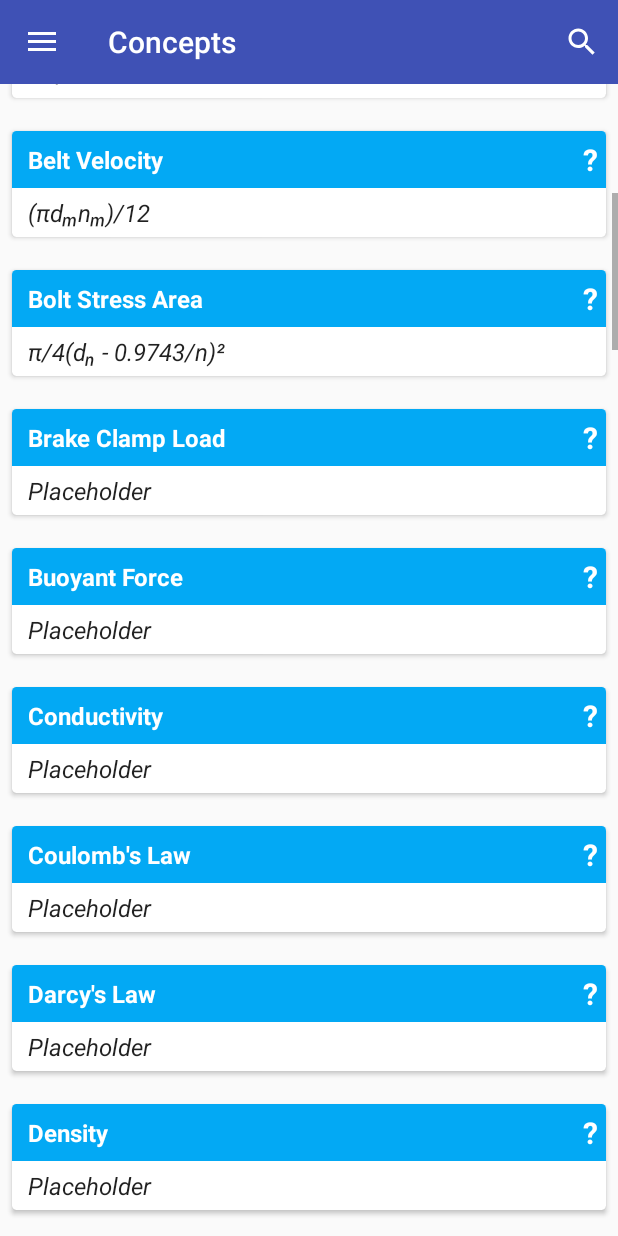
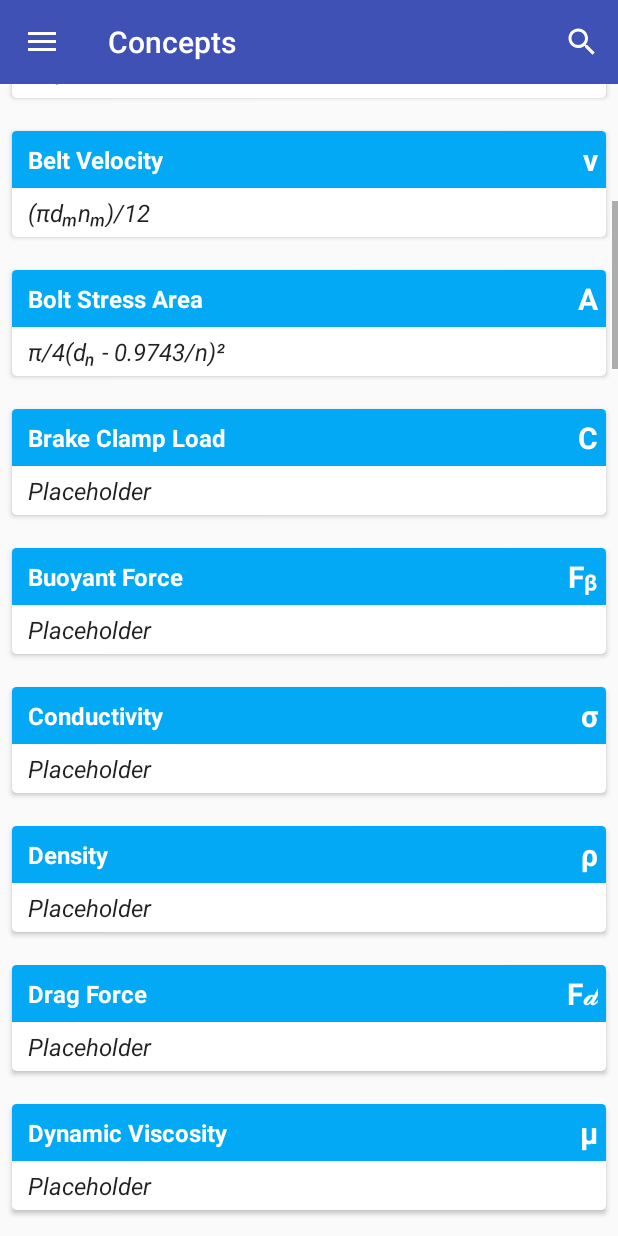
Before and after one commit to Kackerlacka/Mechie, an Android app: the fragment MainEquations placed in its activity, scrolled down 537 dp, on a phone screen of 412 x 824 dp. Run offline under Robolectric (Android 15) with nearby library versions, the phone set to English and light mode, and no system bars; our stand-ins replace Picasso; pictures from the network do not load.

Commit message:
Updated Constants and Equations

```diff
--- a/app/src/main/AndroidManifest.xml
+++ b/app/src/main/AndroidManifest.xml
@@ -75,7 +75,7 @@
             android:launchMode="singleTop"
             android:parentActivityName=".MainActivity" />
         <activity
-            android:name=".SpringDesigner"
+            android:name=".ToolsHelicalSpringDesigner"
             android:launchMode="singleTop"
             android:parentActivityName=".MainActivity" />
     </application>
--- a/app/src/main/java/com/kackerlacka/mechie/MainActivity.java
+++ b/app/src/main/java/com/kackerlacka/mechie/MainActivity.java
@@ -85,7 +85,7 @@ public class MainActivity extends AppCompatActivity {
 
     //Physics Concepts
     public void springDesigner(View view) {
-        Intent intent = new Intent(this, SpringDesigner.class);
+        Intent intent = new Intent(this, ToolsHelicalSpringDesigner.class);
         startActivity(intent);
     }
 
--- a/app/src/main/java/com/kackerlacka/mechie/MainConcepts.java
+++ b/app/src/main/java/com/kackerlacka/mechie/MainConcepts.java
@@ -28,7 +28,7 @@ public class MainConcepts extends Fragment {
         Picasso.get().load(R.drawable.chemistry).resize(600, 600).into(chemistry);
         Picasso.get().load(R.drawable.physics).resize(600, 600).into(physics);
         Picasso.get().load(R.drawable.thermal).resize(600, 600).into(thermalEngineering);
-        Picasso.get().load(R.drawable.mathematics).resize(600, 600).into(mathematics);
+        Picasso.get().load(R.drawable.equations).resize(600, 600).into(mathematics);
         return view;
 
     }
--- a/app/src/main/java/com/kackerlacka/mechie/MainConstants.java
+++ b/app/src/main/java/com/kackerlacka/mechie/MainConstants.java
@@ -46,8 +46,8 @@ public class MainConstants extends ListFragment {
         equationsList.add(new CustomListViewClass( "Faraday Constant", "F", "9.648 x 10¹¹ C/mol", 23));
         equationsList.add(new CustomListViewClass( "Gas Constant", "R", "8.3145 J/molK", 15));
         equationsList.add(new CustomListViewClass( "Golden Ratio" , "φ", "1.61803398", 4));
-        equationsList.add(new CustomListViewClass( "Gravitational Constant [G]" , "G", "6.67 x 10⁻¹¹ Nm²/kg²", 4));
-        equationsList.add(new CustomListViewClass( "Hubble Constant", "?", "69.3 km/s/Mpc (2.25 x 10⁻¹⁸ s⁻¹)", 21));
+        equationsList.add(new CustomListViewClass( "Gravitational Constant" , "G", "6.67 x 10⁻¹¹ Nm²/kg²", 4));
+        equationsList.add(new CustomListViewClass( "Hubble Constant", "H", "69.3 km/s/Mpc (2.25 x 10⁻¹⁸ s⁻¹)", 21));
         equationsList.add(new CustomListViewClass( "Khinchin's Constant", "K", "2.6854", 24));
         equationsList.add(new CustomListViewClass( "Luminous Efficacy", "Kᶜᵈ", "683 lm/W", 20));
         equationsList.add(new CustomListViewClass( "Magnetic Constant", "μ₀", "4π x 10⁻⁷ Tm/A", 11));
@@ -59,7 +59,7 @@ public class MainConstants extends ListFragment {
         equationsList.add(new CustomListViewClass( "Planck Constant", "h", "6.626 x 10⁻³⁴ Js (4.136 x 10⁻¹⁵ eVs)", 8));
         equationsList.add(new CustomListViewClass( "Proton Mass", "mₚ", "1.672 x 10⁻²⁷ kg", 19));
         equationsList.add(new CustomListViewClass( "Rydberg Constant", "R∞", "1.0974 m⁻¹", 24));
-        equationsList.add(new CustomListViewClass( "Speed of Light in a Vacuum [c]" , "c", "299,792,458 (m/s)", 7));
+        equationsList.add(new CustomListViewClass( "Speed of Light in a Vacuum" , "c", "299,792,458 (m/s)", 7));
         equationsList.add(new CustomListViewClass( "Stefan-Boltzmann Constant", "σ", "5.670 x 10⁻⁸ W/m²K⁴", 14));
         equationsList.add(new CustomListViewClass( "Vacuum Permeability", "μ₀", "4π x 10⁻⁷ Tm/A", 13));
         equationsList.add(new CustomListViewClass( "Vacuum Permittivity", "ε₀","8.854 x 10⁻¹² C²/Nm²", 10));
--- a/app/src/main/java/com/kackerlacka/mechie/MainEquations.java
+++ b/app/src/main/java/com/kackerlacka/mechie/MainEquations.java
@@ -36,67 +36,63 @@ public class MainEquations extends ListFragment {
         ArrayList<CustomListViewClass> equationsList = new ArrayList<>();
 
         //Populate listview with items
-        equationsList.add(new CustomListViewClass( "Acceleration" , "?", "Δv/Δt", 1));
-        equationsList.add(new CustomListViewClass( "Angular Acceleration" , "?", "aₜ/r", 61));
-        equationsList.add(new CustomListViewClass( "Angular Displacement", "?", "S/r", 58));
-        equationsList.add(new CustomListViewClass( "Angular Velocity" , "?", "v/r", 3));
-        equationsList.add(new CustomListViewClass( "Average Angular Acceleration" , "?", "Δω/Δt", 59));
-        equationsList.add(new CustomListViewClass( "Average Angular Velocity" , "?", "Δθ/Δt", 60));
-        equationsList.add(new CustomListViewClass( "Belt Velocity" , "?", "(πdₘnₘ)/12", 4));
-        equationsList.add(new CustomListViewClass( "Bolt Stress Area" , "?", "π/4(dₙ - 0.9743/n)²", 5));
-        equationsList.add(new CustomListViewClass( "Brake Clamp Load" , "?", "Placeholder", 6));
-        equationsList.add(new CustomListViewClass( "Buoyant Force" , "?", "Placeholder", 7));
-        equationsList.add(new CustomListViewClass( "Conductivity" , "?", "Placeholder", 8));
-        equationsList.add(new CustomListViewClass( "Coulomb's Law" , "?", "Placeholder", 9));
-        equationsList.add(new CustomListViewClass( "Darcy's Law" , "?", "Placeholder", 9));
-        equationsList.add(new CustomListViewClass( "Density" , "?", "Placeholder", 10));
-        equationsList.add(new CustomListViewClass( "Drag Force" , "?", "Placeholder", 11));
-        equationsList.add(new CustomListViewClass( "Dynamic Viscosity" , "?", "Placeholder", 12));
-        equationsList.add(new CustomListViewClass( "Elastic Potential Energy" , "?", "Placeholder", 13));
-        equationsList.add(new CustomListViewClass( "Electric Field" , "?", "Placeholder", 14));
-        equationsList.add(new CustomListViewClass( "Engineering Strain" , "?", "ΔL/L₀", 15));
-        equationsList.add(new CustomListViewClass( "Engineering Stress" , "?", "F/A₀", 16));
-        equationsList.add(new CustomListViewClass( "Escape Velocity" , "?", "Placeholder", 17));
-        equationsList.add(new CustomListViewClass( "Flow Head Loss" , "?", "Placeholder", 18));
-        equationsList.add(new CustomListViewClass( "Fluid Pressure" , "?", "Placeholder", 19));
-        equationsList.add(new CustomListViewClass( "Fluid Surface Tension" , "?", "Placeholder", 20));
-        equationsList.add(new CustomListViewClass( "Force" , "?", "m⋅a", 21));
-        equationsList.add(new CustomListViewClass( "Fracture Toughness" , "?", "Yσ⋅Sqrt(πa)", 22));
-        equationsList.add(new CustomListViewClass( "Gauss Law" , "?", "Placeholder", 23));
-        equationsList.add(new CustomListViewClass( "Gibb's Free Energy" , "?", "Placeholder", 24));
-        equationsList.add(new CustomListViewClass( "Gravitational Force" , "?", "Placeholder", 25));
-        equationsList.add(new CustomListViewClass( "Gravitational Potential Energy" , "?", "Placeholder", 26));
-        equationsList.add(new CustomListViewClass( "Horsepower using Belt Velocity/Force" , "?", "(Fb⋅Vb)/33000", 27));
-        equationsList.add(new CustomListViewClass( "Ideal Gas Law" , "?", "Placeholder", 28));
-        equationsList.add(new CustomListViewClass( "Induced Voltage" , "?", "Placeholder", 29));
-        equationsList.add(new CustomListViewClass( "Kinematic Viscosity" , "?", "Placeholder", 30));
-        equationsList.add(new CustomListViewClass( "Kinetic Energy" , "?", "Placeholder", 31));
-        equationsList.add(new CustomListViewClass( "Mach Number" , "?", "Placeholder", 32));
-        equationsList.add(new CustomListViewClass( "Magnetic Force Charge" , "?", "Placeholder", 33));
-        equationsList.add(new CustomListViewClass( "Moment" , "?", "F⋅d", 34));
-        equationsList.add(new CustomListViewClass( "Momentum" , "?", "Placeholder", 35));
-        equationsList.add(new CustomListViewClass( "Nernst Equation" , "?", "Placeholder", 36));
-        equationsList.add(new CustomListViewClass( "Ohms Law" , "?", "Placeholder", 37));
-        equationsList.add(new CustomListViewClass( "Open Channel Water Flow" , "?", "Placeholder", 38));
-        equationsList.add(new CustomListViewClass( "Orbital Velocity" , "?", "Placeholder", 39));
-        equationsList.add(new CustomListViewClass( "Orifice Discharge" , "?", "Placeholder", 40));
-        equationsList.add(new CustomListViewClass( "Pump Power" , "?", "Placeholder", 41));
-        equationsList.add(new CustomListViewClass( "Refraction" , "?", "Placeholder", 42));
-        equationsList.add(new CustomListViewClass( "Resistivity" , "?", "Placeholder", 43));
-        equationsList.add(new CustomListViewClass( "Resonant Frequency" , "?", "Placeholder", 44));
-        equationsList.add(new CustomListViewClass( "Reynolds Number" , "?", "Placeholder", 45));
-        equationsList.add(new CustomListViewClass( "Rotational Kinetic Energy" , "?", "Placeholder", 46));
-        equationsList.add(new CustomListViewClass( "Shear Modulus" , "?", "τ/γ", 47));
-        equationsList.add(new CustomListViewClass( "Shear Strain" , "?", "τ/G", 48));
-        equationsList.add(new CustomListViewClass( "Shear Stress" , "?", "F/A", 49));
-        equationsList.add(new CustomListViewClass( "Shear Stress of Linear Helical Spring" , "?", "Kₛ(8FD/πd³)", 50));
-        equationsList.add(new CustomListViewClass( "Surface Charge Density" , "?", "Placeholder", 51));
-        equationsList.add(new CustomListViewClass( "Thermal Deformation" , "?", "αL(T - T₀)", 52));
-        equationsList.add(new CustomListViewClass( "Torque" , "?", "Placeholder", 53));
-        equationsList.add(new CustomListViewClass( "Velocity" , "?", "Placeholder", 54));
-        equationsList.add(new CustomListViewClass( "Voltage Divider" , "?", "Placeholder", 55));
-        equationsList.add(new CustomListViewClass( "Voltage Drop" , "?", "Placeholder", 56));
-        equationsList.add(new CustomListViewClass( "Young's Modulus" , "?", "σ/ε", 57));
+        equationsList.add(new CustomListViewClass( "Acceleration" , "a", "Δv/Δt", 1));
+        equationsList.add(new CustomListViewClass( "Angular Acceleration" , "α", "aₜ/r", 61));
+        equationsList.add(new CustomListViewClass( "Angular Displacement", "θ", "S/r", 58));
+        equationsList.add(new CustomListViewClass( "Angular Velocity" , "ω", "v/r", 3));
+        equationsList.add(new CustomListViewClass( "Average Angular Acceleration" , "α", "Δω/Δt", 59));
+        equationsList.add(new CustomListViewClass( "Average Angular Velocity" , "ω", "Δθ/Δt", 60));
+        equationsList.add(new CustomListViewClass( "Belt Velocity" , "v", "(πdₘnₘ)/12", 4));
+        equationsList.add(new CustomListViewClass( "Bolt Stress Area" , "A", "π/4(dₙ - 0.9743/n)²", 5));
+        equationsList.add(new CustomListViewClass( "Brake Clamp Load" , "C", "Placeholder", 6));
+        equationsList.add(new CustomListViewClass( "Buoyant Force" , "Fᵦ", "Placeholder", 7));
+        equationsList.add(new CustomListViewClass( "Conductivity" , "σ", "Placeholder", 8));
+        equationsList.add(new CustomListViewClass( "Density" , "ρ", "Placeholder", 10));
+        equationsList.add(new CustomListViewClass( "Drag Force" , "F\uD835\uDCB9", "Placeholder", 11));
+        equationsList.add(new CustomListViewClass( "Dynamic Viscosity" , "μ", "Placeholder", 12));
+        equationsList.add(new CustomListViewClass( "Elastic Potential Energy" , "PEₑ", "Placeholder", 13));
+        equationsList.add(new CustomListViewClass( "Electric Field" , "E", "Placeholder", 14));
+        equationsList.add(new CustomListViewClass( "Engineering Strain" , "ε", "ΔL/L₀", 15));
+        equationsList.add(new CustomListViewClass( "Engineering Stress" , "σ", "F/A₀", 16));
+        equationsList.add(new CustomListViewClass( "Escape Velocity" , "v", "Placeholder", 17));
+        equationsList.add(new CustomListViewClass( "Fluid Pressure" , "P", "Placeholder", 19));
+        equationsList.add(new CustomListViewClass( "Fluid Surface Tension" , "γ", "Placeholder", 20));
+        equationsList.add(new CustomListViewClass( "Force" , "F", "m⋅a", 21));
+        equationsList.add(new CustomListViewClass( "Fracture Toughness" , "Kᵢ\uD835\uDCB8", "Yσ⋅Sqrt(πa)", 22));
+        equationsList.add(new CustomListViewClass( "Gauss Law" , "ϕ", "Placeholder", 23));
+        equationsList.add(new CustomListViewClass( "Gibb's Free Energy" , "G", "Placeholder", 24));
+        equationsList.add(new CustomListViewClass( "Gravitational Force" , "g", "Placeholder", 25));
+        equationsList.add(new CustomListViewClass( "Gravitational Potential Energy" , "PE\uD835\uDCF0", "mgh", 26));
+        equationsList.add(new CustomListViewClass( "Horsepower using Belt Velocity/Force" , "HP", "(Fb⋅Vb)/33000", 27));
+        equationsList.add(new CustomListViewClass( "Ideal Gas Law" , "PV", "PV = nRT", 28));
+        equationsList.add(new CustomListViewClass( "Induced Voltage" , "ε", "Placeholder", 29));
+        equationsList.add(new CustomListViewClass( "Kinematic Viscosity" , "ν", "Placeholder", 30));
+        equationsList.add(new CustomListViewClass( "Kinetic Energy" , "KE", "(1/2)mv²", 31));
+        equationsList.add(new CustomListViewClass( "Mach Number" , "Ma", "u/v", 32));
+        equationsList.add(new CustomListViewClass( "Magnetic Force Charge" , "F", "Placeholder", 33));
+        equationsList.add(new CustomListViewClass( "Moment" , "M", "F⋅d", 34));
+        equationsList.add(new CustomListViewClass( "Momentum" , "ρ", "Placeholder", 35));
+        equationsList.add(new CustomListViewClass( "Nernst Equation" , "ΔG", "Placeholder", 36));
+        equationsList.add(new CustomListViewClass( "Ohms Law" , "V", "I⋅R", 37));
+        equationsList.add(new CustomListViewClass( "Open Channel Water Flow" , "V", "Placeholder", 38));
+        equationsList.add(new CustomListViewClass( "Orbital Velocity" , "v", "Placeholder", 39));
+        equationsList.add(new CustomListViewClass( "Orifice Discharge" , "Q", "Placeholder", 40));
+        equationsList.add(new CustomListViewClass( "Pump Power" , "P", "Placeholder", 41));
+        equationsList.add(new CustomListViewClass( "Refraction" , "n", "Placeholder", 42));
+        equationsList.add(new CustomListViewClass( "Resistivity" , "ρ", "Placeholder", 43));
+        equationsList.add(new CustomListViewClass( "Resonant Frequency" , "f", "Placeholder", 44));
+        equationsList.add(new CustomListViewClass( "Reynolds Number" , "Re", "Placeholder", 45));
+        equationsList.add(new CustomListViewClass( "Rotational Kinetic Energy" , "KE", "Placeholder", 46));
+        equationsList.add(new CustomListViewClass( "Shear Modulus" , "G", "τ/γ", 47));
+        equationsList.add(new CustomListViewClass( "Shear Strain" , "γ", "τ/G", 48));
+        equationsList.add(new CustomListViewClass( "Shear Stress" , "τ", "F/A", 49));
+        equationsList.add(new CustomListViewClass( "Shear Stress, Linear Helical Spring" , "τ", "Kₛ(8FD/πd³)", 50));
+        equationsList.add(new CustomListViewClass( "Surface Charge Density" , "σ", "Placeholder", 51));
+        equationsList.add(new CustomListViewClass( "Torque" , "T", "Placeholder", 53));
+        equationsList.add(new CustomListViewClass( "Velocity" , "v", "Placeholder", 54));
+        equationsList.add(new CustomListViewClass( "Voltage Divider" , "V", "Placeholder", 55));
+        equationsList.add(new CustomListViewClass( "Voltage Drop" , "V", "Placeholder", 56));
+        equationsList.add(new CustomListViewClass( "Young's Modulus" , "E", "σ/ε", 57));
 
         mAdapter = new CustomListviewAdapter(getActivity(),equationsList);
         TextView mEmptyView = view.findViewById(R.id.emptyView);
--- a/app/src/main/java/com/kackerlacka/mechie/MainTools.java
+++ b/app/src/main/java/com/kackerlacka/mechie/MainTools.java
@@ -27,7 +27,7 @@ public class MainTools extends Fragment  {
         Picasso.get().load(R.drawable.dimensionlessnumbers).resize(600, 600).into(dimensionlessCalculator);
         Picasso.get().load(R.drawable.pi).resize(600, 600).into(buckinghamPiCalulcator);
         Picasso.get().load(R.drawable.bolts).resize(600, 600).into(boltSizer);
-        Picasso.get().load(R.drawable.bolts).resize(600,600).into(springDesigner);
+        Picasso.get().load(R.drawable.springs).resize(600,600).into(springDesigner);
         return view;
 
     }
--- a/app/src/main/java/com/kackerlacka/mechie/MaterialsPropertiesMetal.java
+++ b/app/src/main/java/com/kackerlacka/mechie/MaterialsPropertiesMetal.java
@@ -160,7 +160,7 @@ public class MaterialsPropertiesMetal extends AppCompatActivity {
                             break;
                         case "Steel":
                             switch(spinner2.getSelectedItem().toString()) {
-                                case "Standard":
+                                case "AISI 1005":
                                     spinnerSelection(steel1005Imperial);
                                     break;
                             }
--- a/app/src/main/java/com/kackerlacka/mechie/SpringDesigner.java
+++ b/app/src/main/java/com/kackerlacka/mechie/ToolsHelicalSpringDesigner.java
@@ -24,7 +24,7 @@ import java.util.List;
 
 import static java.lang.Math.PI;
 
-public class SpringDesigner extends AppCompatActivity {
+public class ToolsHelicalSpringDesigner extends AppCompatActivity {
 
     private Spinner wireMaterialSpinner;
     private Spinner noSpringsSpinner;
@@ -78,8 +78,6 @@ public class SpringDesigner extends AppCompatActivity {
                     input_springDeflection.setHint("mm");
                     input_loadings1.setHint("N");
                     input_loadings2.setHint("N");
-                    input_power1.setHint("W");
-                    input_power2.setHint("W");
                     ssa = 398;
                     ssm = 534;
                     unitSel = 1;
--- a/app/src/main/res/layout/row_layout.xml
+++ b/app/src/main/res/layout/row_layout.xml
@@ -31,7 +31,7 @@
                                     android:id="@+id/textView"
                                     android:layout_width="0px"
                                     android:layout_height="wrap_content"
-                                    android:layout_weight="0.75"
+                                    android:layout_weight="0.6"
                                     android:text="Endurance Strength"
                                     android:textStyle="bold"
                                     android:layout_margin="5dp"
@@ -44,7 +44,7 @@
                                     android:id="@+id/variable"
                                     android:layout_width="0px"
                                     android:layout_height="wrap_content"
-                                    android:layout_weight="0.25"
+                                    android:layout_weight="0.4"
                                     android:text="N"
                                     android:textStyle="bold"
                                     android:layout_margin="5dp"
```
Also changed, not shown: app/src/main/java/com/kackerlacka/mechie/ToolsPiCalculator.java (+55 -74 lines), app/src/main/res/layout/tools_picalculator.xml (+62 -10 lines), app/src/main/res/drawable-xxxhdpi/equations.jpg (added), app/src/main/res/drawable/equations.jpg (added), app/src/main/res/drawable/springs.jpg (added).
